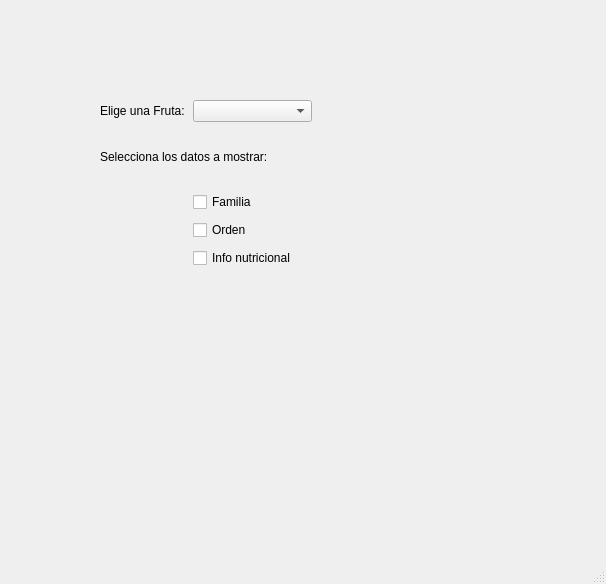
Old version of the form frutas.ui in the repository alibar92/ProyectoInterfazPythonQtDAM2.
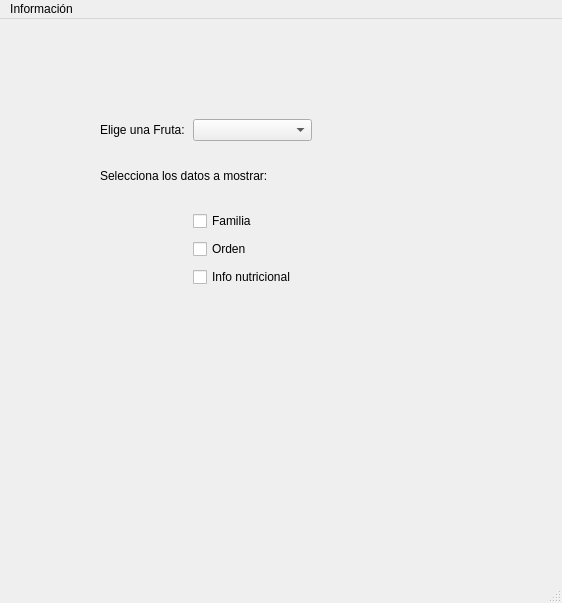
New version of the form.

The edit to the form file:
```diff
--- a/frutas.ui
+++ b/frutas.ui
@@ -6,14 +6,32 @@
    <rect>
     <x>0</x>
     <y>0</y>
-    <width>606</width>
-    <height>574</height>
+    <width>562</width>
+    <height>573</height>
    </rect>
   </property>
+  <property name="sizePolicy">
+   <sizepolicy hsizetype="Expanding" vsizetype="Expanding">
+    <horstretch>0</horstretch>
+    <verstretch>0</verstretch>
+   </sizepolicy>
+  </property>
   <property name="windowTitle">
    <string>MainWindow</string>
   </property>
+  <property name="windowOpacity">
+   <double>100.000000000000000</double>
+  </property>
+  <property name="layoutDirection">
+   <enum>Qt::LeftToRight</enum>
+  </property>
   <widget class="QWidget" name="centralwidget">
+   <property name="sizePolicy">
+    <sizepolicy hsizetype="Expanding" vsizetype="Expanding">
+     <horstretch>0</horstretch>
+     <verstretch>0</verstretch>
+    </sizepolicy>
+   </property>
    <property name="mouseTracking">
     <bool>false</bool>
    </property>
@@ -143,6 +161,9 @@
       </item>
       <item>
        <layout class="QGridLayout" name="layoutFamily">
+        <property name="sizeConstraint">
+         <enum>QLayout::SetFixedSize</enum>
+        </property>
         <item row="0" column="0">
          <widget class="QLabel" name="familiaLabel">
           <property name="text">
@@ -161,6 +182,9 @@
       </item>
       <item>
        <layout class="QGridLayout" name="layoutOrder">
+        <property name="sizeConstraint">
+         <enum>QLayout::SetFixedSize</enum>
+        </property>
         <item row="0" column="0">
          <widget class="QLabel" name="ordenLabel">
           <property name="text">
@@ -179,6 +203,9 @@
       </item>
       <item>
        <layout class="QGridLayout" name="layoutNutritions">
+        <property name="sizeConstraint">
+         <enum>QLayout::SetFixedSize</enum>
+        </property>
         <item row="2" column="0">
          <widget class="QLabel" name="proteinasLabel">
           <property name="text">
@@ -260,10 +287,24 @@
     <rect>
      <x>0</x>
      <y>0</y>
-     <width>606</width>
+     <width>562</width>
      <height>21</height>
     </rect>
    </property>
+   <widget class="QMenu" name="menuAcerca_de">
+    <property name="title">
+     <string>Información</string>
+    </property>
+    <widget class="QMenu" name="menuAcerca_de_2">
+     <property name="title">
+      <string>Acerca de.. </string>
+     </property>
+     <addaction name="actionTabla"/>
+     <addaction name="actionAutor"/>
+    </widget>
+    <addaction name="menuAcerca_de_2"/>
+   </widget>
+   <addaction name="menuAcerca_de"/>
   </widget>
   <widget class="QStatusBar" name="statusbar"/>
  </widget>
```
Left out of the diff: 67 changed lines with no effect on the pictures.
